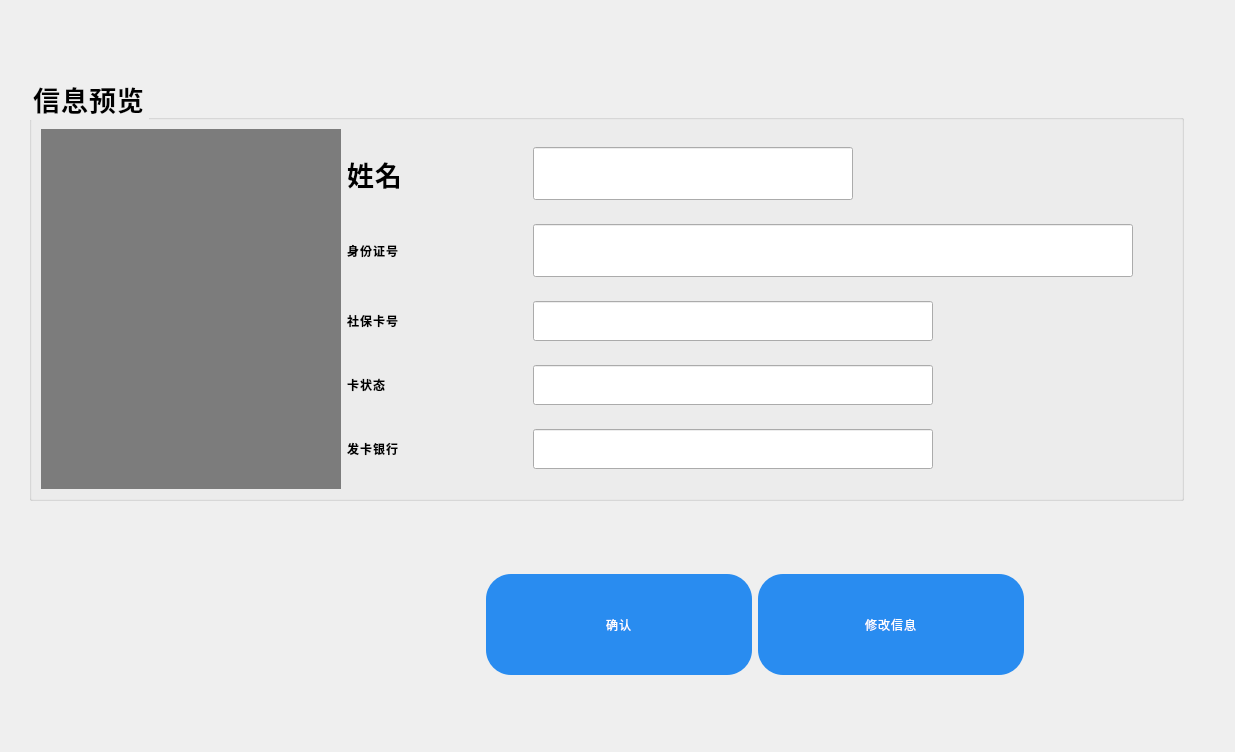
The window that SSCard_System/qi_information.ui (leithergit/SSCard_System) describes before a commit, drawn with Qt 5.
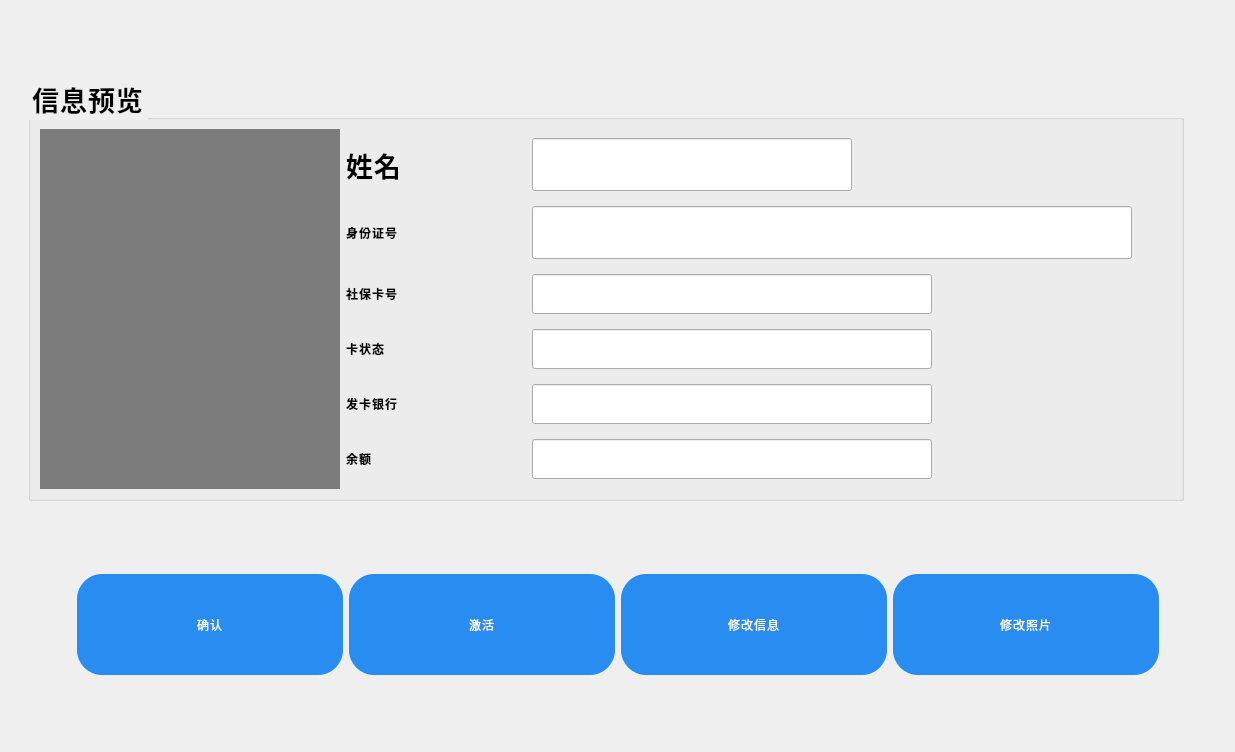
The same window after the commit.

Diff of the .ui file:
```diff
--- a/SSCard_System/qi_information.ui
+++ b/SSCard_System/qi_information.ui
@@ -50,8 +50,8 @@
        </property>
        <property name="sizeHint" stdset="0">
         <size>
-         <width>18</width>
-         <height>20</height>
+         <width>13</width>
+         <height>414</height>
         </size>
        </property>
       </spacer>
@@ -360,6 +360,55 @@
             </item>
            </layout>
           </item>
+          <item>
+           <layout class="QHBoxLayout" name="horizontalLayout_21">
+            <item>
+             <widget class="QLabel" name="label_Balance">
+              <property name="minimumSize">
+               <size>
+                <width>180</width>
+                <height>40</height>
+               </size>
+              </property>
+              <property name="text">
+               <string>余额</string>
+              </property>
+             </widget>
+            </item>
+            <item>
+             <widget class="QLineEdit" name="lineEdit_Balance">
+              <property name="minimumSize">
+               <size>
+                <width>400</width>
+                <height>40</height>
+               </size>
+              </property>
+              <property name="styleSheet">
+               <string notr="true">font: 57 24pt &quot;思源黑体 CN Medium&quot;;</string>
+              </property>
+              <property name="text">
+               <string/>
+              </property>
+              <property name="readOnly">
+               <bool>true</bool>
+              </property>
+             </widget>
+            </item>
+            <item>
+             <spacer name="horizontalSpacer_15">
+              <property name="orientation">
+               <enum>Qt::Horizontal</enum>
+              </property>
+              <property name="sizeHint" stdset="0">
+               <size>
+                <width>40</width>
+                <height>24</height>
+               </size>
+              </property>
+             </spacer>
+            </item>
+           </layout>
+          </item>
          </layout>
         </item>
        </layout>
@@ -400,6 +449,9 @@
        <property name="orientation">
         <enum>Qt::Horizontal</enum>
        </property>
+       <property name="sizeType">
+        <enum>QSizePolicy::Expanding</enum>
+       </property>
        <property name="sizeHint" stdset="0">
         <size>
          <width>40</width>
@@ -437,6 +489,35 @@
        </property>
       </widget>
      </item>
+     <item>
+      <widget class="QPushButton" name="pushButton_ActiveCard">
+       <property name="enabled">
+        <bool>true</bool>
+       </property>
+       <property name="minimumSize">
+        <size>
+         <width>266</width>
+         <height>101</height>
+        </size>
+       </property>
+       <property name="styleSheet">
+        <string notr="true">QPushButton{background-color: #298cf0;
+border-radius: 25px;
+font: 57 42px &quot;思源黑体 CN Medium&quot;;
+font-weight: normal;
+line-height: 49px;
+letter-spacing: 1px;
+color: #ffffff;}
+QPushButton:pressed{background:#38a357;}
+QPushButton:!enabled{background:#cacaca;}
+
+</string>
+       </property>
+       <property name="text">
+        <string>激活</string>
+       </property>
+      </widget>
+     </item>
      <item>
       <widget class="QPushButton" name="pushButton_ModifyInfo">
        <property name="enabled">
@@ -466,17 +547,46 @@
        </property>
       </widget>
      </item>
+     <item>
+      <widget class="QPushButton" name="pushButton_ModifPhoto">
+       <property name="enabled">
+        <bool>true</bool>
+       </property>
+       <property name="minimumSize">
+        <size>
+         <width>266</width>
+         <height>101</height>
+        </size>
+       </property>
+       <property name="styleSheet">
+        <string notr="true">QPushButton{background-color: #298cf0;
+border-radius: 25px;
+font: 57 42px &quot;思源黑体 CN Medium&quot;;
+font-weight: normal;
+line-height: 49px;
+letter-spacing: 1px;
+color: #ffffff;}
+QPushButton:pressed{background:#38a357;}
+QPushButton:!enabled{background:#cacaca;}
+
+</string>
+       </property>
+       <property name="text">
+        <string>修改照片</string>
+       </property>
+      </widget>
+     </item>
      <item>
       <spacer name="horizontalSpacer_6">
        <property name="orientation">
         <enum>Qt::Horizontal</enum>
        </property>
        <property name="sizeType">
-        <enum>QSizePolicy::Fixed</enum>
+        <enum>QSizePolicy::Expanding</enum>
        </property>
        <property name="sizeHint" stdset="0">
         <size>
-         <width>200</width>
+         <width>40</width>
          <height>20</height>
         </size>
        </property>
```
Left out of the diff: 3 changed lines with no effect on the pictures.
